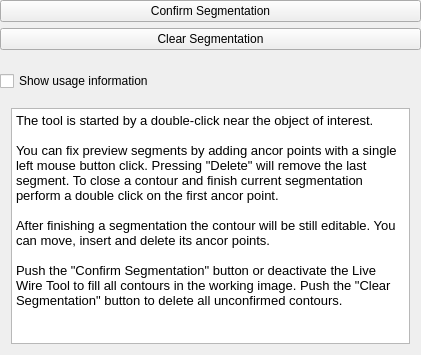
Qt form Modules/SegmentationUI/Qmitk/QmitkLiveWireTool2DGUIControls.ui (MITK/MITK) before a commit.
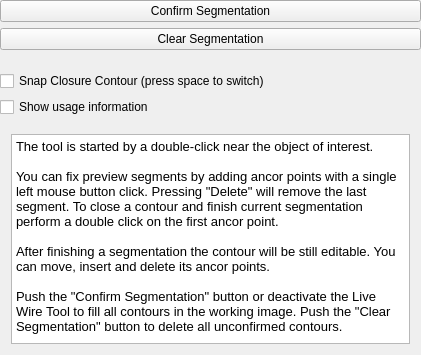
The same form after that commit.

Commit message: Implement toggle between straigt and snapping closure contour

```diff
--- a/Modules/SegmentationUI/Qmitk/QmitkLiveWireTool2DGUIControls.ui
+++ b/Modules/SegmentationUI/Qmitk/QmitkLiveWireTool2DGUIControls.ui
@@ -64,6 +64,13 @@
        </property>
       </spacer>
      </item>
+     <item>
+      <widget class="QCheckBox" name="m_SnapClosureCheckBox">
+       <property name="text">
+        <string>Snap Closure Contour (press space to switch)</string>
+       </property>
+      </widget>
+     </item>
      <item>
       <widget class="QCheckBox" name="m_InformationCheckBox">
        <property name="text">
```
Left out of the diff: 11 changed lines with no effect on the pictures. The commit also changes 4 other files.
